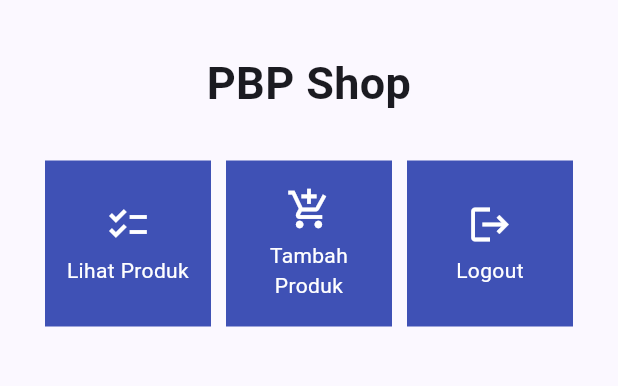
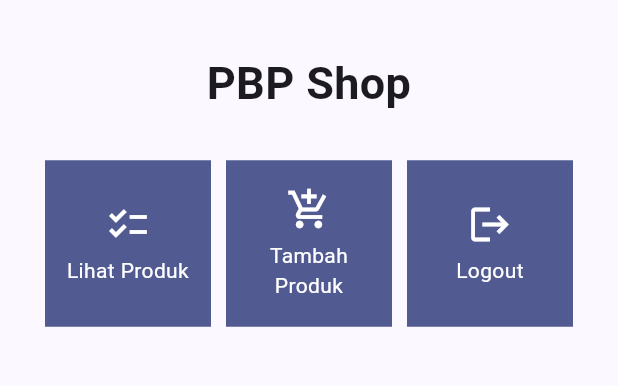
Before and after one commit to mmalkindi/shopping-list-mobile, a Flutter app: the screen it shows after launch, on a phone screen of 412 x 824 dp, the part 63-449 px from its top. Run offline on Flutter 3.47's test engine with Material 2 defaults, Android fonts, the phone set to English and light mode, and no system bars.

Commit message:
minor styling changes

```diff
--- a/lib/main.dart
+++ b/lib/main.dart
@@ -29,9 +29,20 @@ class MyApp extends StatelessWidget {
         //
         // This works for code too, not just values: Most code changes can be
         // tested with just a hot reload.
+        brightness: Brightness.light,
         colorScheme: ColorScheme.fromSeed(seedColor: Colors.indigo),
         useMaterial3: true,
       ),
+      darkTheme: ThemeData(
+        colorScheme: ColorScheme.fromSeed(
+          seedColor: Colors.indigo,
+          brightness: Brightness.dark,
+        ),
+        brightness: Brightness.dark,
+        useMaterial3: true,
+      ),
+      themeMode: ThemeMode.system,
+      debugShowCheckedModeBanner: false,
       home: MyHomePage(),
     );
   }
--- a/lib/menu.dart
+++ b/lib/menu.dart
@@ -73,7 +73,7 @@ class ShopCard extends StatelessWidget {
   @override
   Widget build(BuildContext context) {
     return Material(
-      color: Colors.indigo,
+      color: Theme.of(context).colorScheme.primary,
       child: InkWell(
         // Area responsive terhadap sentuhan
         onTap: () {
@@ -85,7 +85,11 @@ class ShopCard extends StatelessWidget {
         },
         child: Container(
           // Container untuk menyimpan Icon dan Text
-          padding: const EdgeInsets.all(8),
+          padding: const EdgeInsets.symmetric(
+            horizontal: 12,
+            vertical: 12,
+          ),
+          color: Theme.of(context).colorScheme.primary,
           child: Center(
             child: Column(
               mainAxisAlignment: MainAxisAlignment.center,
```
